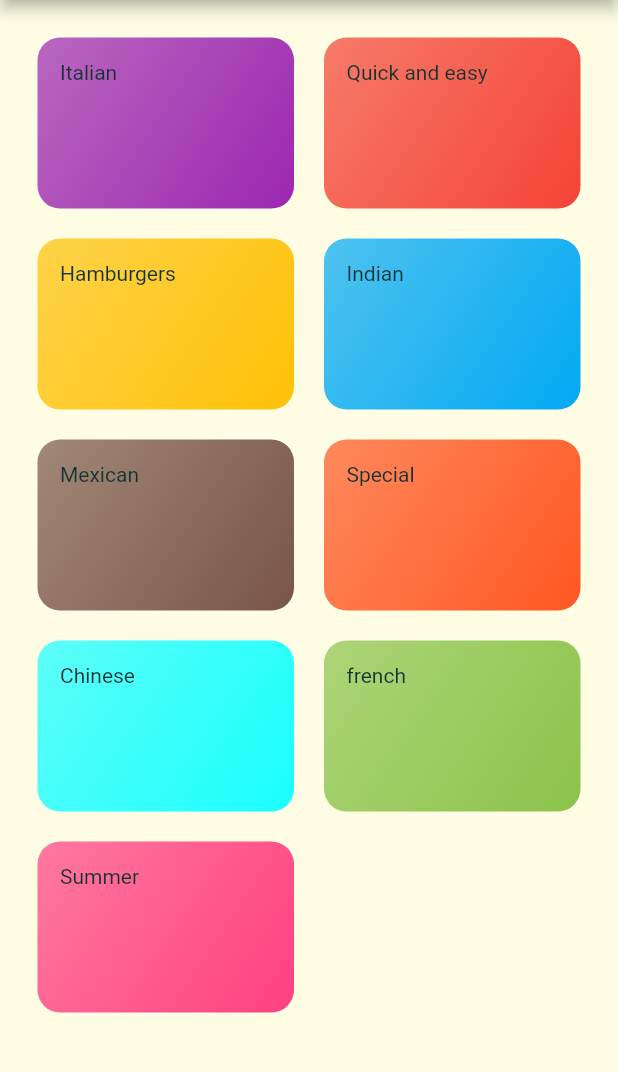
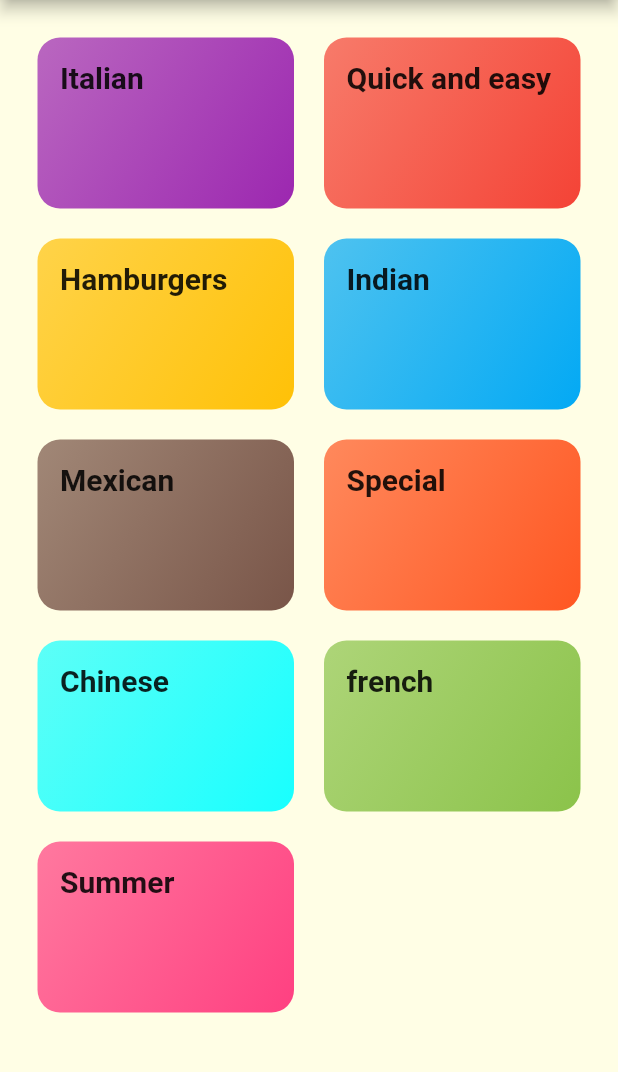
Before and after one commit to agrwl-prankit/DeliMeals, a Flutter app: the screen it shows after launch, on a phone screen of 412 x 824 dp, the part 84-1156 px from its top. Run offline on Flutter 3.47's test engine with Material 2 defaults, Android fonts, the phone set to English and light mode, and no system bars.

```diff
--- a/lib/categories_screen.dart
+++ b/lib/categories_screen.dart
@@ -5,7 +5,7 @@ import 'category_item.dart';
 class CategoriesScreen extends StatelessWidget {
   @override
   Widget build(BuildContext context) {
-    return Scaffold(
+    return Scaffold( // because it is main screen so return AppBar
       appBar: AppBar(
         title: const Text('DeliMeals'),
       ),
--- a/lib/category_item.dart
+++ b/lib/category_item.dart
@@ -10,7 +10,7 @@ class CategoryItem extends StatelessWidget {
   Widget build(BuildContext context) {
     return Container(
       padding: const EdgeInsets.all(15),
-      child: Text(title),
+      child: Text(title, style: Theme.of(context).textTheme.title),
       decoration: BoxDecoration(
         gradient: LinearGradient(
           colors: [color.withOpacity(0.7), color],
--- a/lib/main.dart
+++ b/lib/main.dart
@@ -16,10 +16,10 @@ class MyApp extends StatelessWidget {
               body1: TextStyle(
                 color: Color.fromRGBO(20, 51, 51, 1),
               ),
-              title: TextStyle(fontSize: 24),
+              title: TextStyle(fontSize: 20, fontWeight: FontWeight.bold),
             ),
       ),
-      home: CategoriesScreen(),
+      home: CategoriesScreen(), // register CategoriesScreen as a main screen
     );
   }
 }
```
